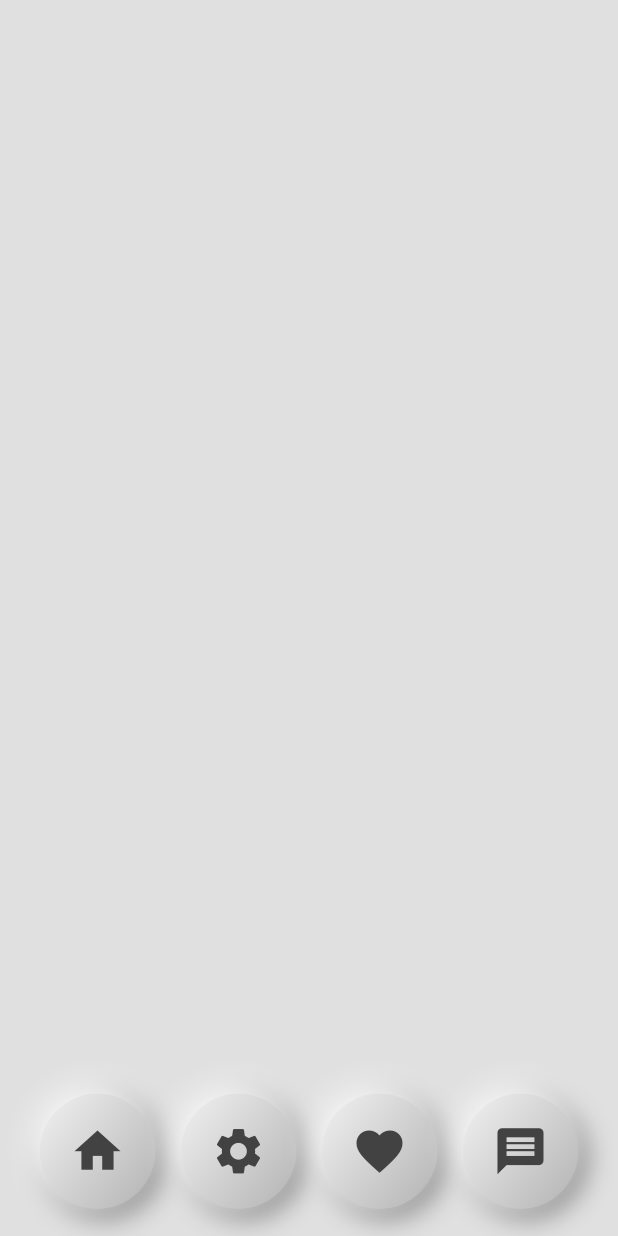
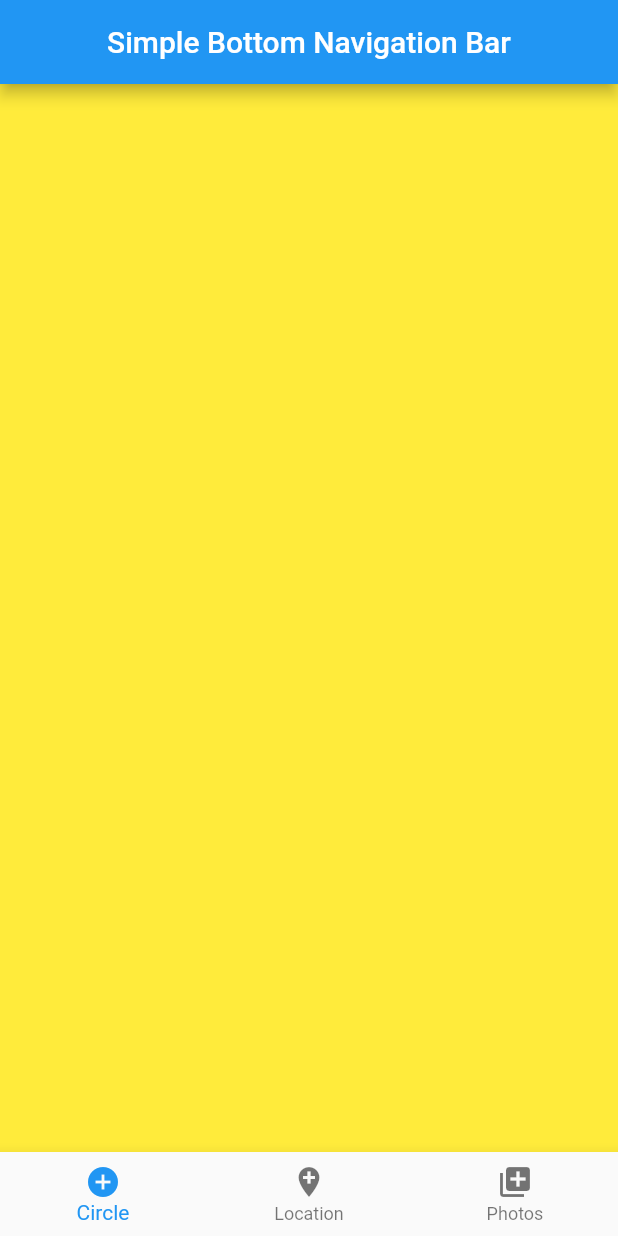
Before and after one commit to SantiagoGonzalezFernandez/Growing-In-Flutter, a Flutter app: the screen it shows after launch, on a phone screen of 412 x 824 dp. Run offline on Flutter 3.47's test engine with Material 2 defaults, Android fonts, the phone set to English and light mode, and no system bars; our stand-ins replace curved_navigation_bar, hidden_drawer_menu; missing offline and left inert: foldable_sidebar, spincircle_bottom_bar, swipedetector.

Commit message:
FINISHED: Simple Bottom Navigation Bar

```diff
--- /dev/null
+++ b/growing_in_flutter/lib/SimpleBottomNavigationBar/info.txt
@@ -0,0 +1,3 @@
+Simple Bottom Navigation Bar
+
+Video: https://www.youtube.com/watch?v=YGlCNPpohz4&ab_channel=ProgrammingwithAnand
--- /dev/null
+++ b/growing_in_flutter/lib/SimpleBottomNavigationBar/simple_bottom_navigation_bar.dart
@@ -0,0 +1,18 @@
+//Imports that are not mine
+import 'package:flutter/material.dart';
+
+//Imports that are mine
+//Pages
+import 'package:growing_in_flutter/SimpleBottomNavigationBar/src/pages/home_page.dart';
+
+class SimpleBottomNavigationBar extends StatelessWidget {
+
+  @override
+  Widget build(BuildContext context) {
+    return MaterialApp(
+      debugShowCheckedModeBanner: false,
+      title: 'Simple Bottom Navigation Bar',
+      home: HomePage(),
+    );
+  }
+}
--- /dev/null
+++ b/growing_in_flutter/lib/SimpleBottomNavigationBar/src/pages/home_page.dart
@@ -0,0 +1,67 @@
+//Imports that are not mine
+import 'package:flutter/material.dart';
+
+//Imports that are mine
+//Pages
+import 'package:growing_in_flutter/SimpleBottomNavigationBar/src/pages/one_page.dart';
+import 'package:growing_in_flutter/SimpleBottomNavigationBar/src/pages/two_page.dart';
+import 'package:growing_in_flutter/SimpleBottomNavigationBar/src/pages/three_page.dart';
+
+class HomePage extends StatefulWidget {
+  @override
+  _HomePageState createState() => _HomePageState();
+}
+
+class _HomePageState extends State<HomePage> {
+
+  int _currentIndex = 0;
+
+  Widget callPage(int currentIndex) {
+    switch (currentIndex) {
+      case 0:
+        return OnePage();
+        break;
+      case 1:
+        return TwoPage();
+        break;
+      case 2:
+        return ThreePage();
+        break;
+      default:
+        return OnePage();
+    }
+  }
+
+  @override
+  Widget build(BuildContext context) {
+    return Scaffold(
+      appBar: AppBar(
+        title: Text('Simple Bottom Navigation Bar'),
+        centerTitle: true,
+      ),
+      body: callPage(_currentIndex),
+      bottomNavigationBar: BottomNavigationBar(
+        items: <BottomNavigationBarItem>[
+          BottomNavigationBarItem(
+            icon: Icon(Icons.add_circle),
+            label: 'Circle'
+          ),
+          BottomNavigationBarItem(
+            icon: Icon(Icons.add_location),
+            label: 'Location'
+          ),
+          BottomNavigationBarItem(
+            icon: Icon(Icons.add_to_photos),
+            label: 'Photos'
+          ),
+        ],
+        currentIndex: _currentIndex,
+        onTap: (index) {
+          setState(() {
+            _currentIndex = index;
+          });
+        },
+      ),
+    );
+  }
+}
--- /dev/null
+++ b/growing_in_flutter/lib/SimpleBottomNavigationBar/src/pages/one_page.dart
@@ -0,0 +1,14 @@
+//Imports that are not mine
+import 'package:flutter/material.dart';
+
+//Imports that are mine
+
+class OnePage extends StatelessWidget {
+
+  @override
+  Widget build(BuildContext context) {
+    return Container(
+      color: Colors.yellow,
+    );
+  }
+}
--- /dev/null
+++ b/growing_in_flutter/lib/SimpleBottomNavigationBar/src/pages/three_page.dart
@@ -0,0 +1,14 @@
+//Imports that are not mine
+import 'package:flutter/material.dart';
+
+//Imports that are mine
+
+class ThreePage extends StatelessWidget {
+
+  @override
+  Widget build(BuildContext context) {
+    return Container(
+      color: Colors.blue,
+    );
+  }
+}
--- /dev/null
+++ b/growing_in_flutter/lib/SimpleBottomNavigationBar/src/pages/two_page.dart
@@ -0,0 +1,14 @@
+//Imports that are not mine
+import 'package:flutter/material.dart';
+
+//Imports that are mine
+
+class TwoPage extends StatelessWidget {
+
+  @override
+  Widget build(BuildContext context) {
+    return Container(
+      color: Colors.green,
+    );
+  }
+}
--- a/growing_in_flutter/lib/main.dart
+++ b/growing_in_flutter/lib/main.dart
@@ -1,17 +1,23 @@
 //Imports that are not mine
 import 'package:flutter/material.dart';
-import 'package:growing_in_flutter/DownloadButton/download_button.dart';
-import 'package:growing_in_flutter/FoldableNavigationSidebar/foldable_navigation_sidebar.dart';
 
 //Imports that are mine
 //Hidden Drawer Menu
 import 'package:growing_in_flutter/HiddenDrawerMenu/hidden_drawer_menu.dart';
-import 'package:growing_in_flutter/NeumorphicButtons/neumorphic_buttons.dart';
-import 'package:growing_in_flutter/SpinCircleBottomNavigationBar/spin_circle_bottom_navigation_bar.dart';
 //Theme Provider
 import 'package:growing_in_flutter/ThemeProvider/theme_provider.dart';
 //Curved Navigation Bar
 import 'package:growing_in_flutter/CurvedNavigationBar/curved_navigation_bar.dart';
+//Download Button
+import 'package:growing_in_flutter/DownloadButton/download_button.dart';
+//Foldable Navigation Sidebar
+import 'package:growing_in_flutter/FoldableNavigationSidebar/foldable_navigation_sidebar.dart';
+//Spin Circle Bottom Navigation Bar
+import 'package:growing_in_flutter/SpinCircleBottomNavigationBar/spin_circle_bottom_navigation_bar.dart';
+//Neumorphic Buttons
+import 'package:growing_in_flutter/NeumorphicButtons/neumorphic_buttons.dart';
+//Simple Bottom Navigation Bar
+import 'package:growing_in_flutter/SimpleBottomNavigationBar/simple_bottom_navigation_bar.dart';
 
 void main() => runApp(MyApp());
 
@@ -22,7 +28,7 @@ class MyApp extends StatefulWidget {
 
 class _MyAppState extends State<MyApp> {
 
-  int numberApp = 6;
+  int numberApp = 7;
   Widget materialApp;
 
   @override
@@ -41,6 +47,8 @@ class _MyAppState extends State<MyApp> {
       materialApp = SpinCircleBottomNavigationBar();
     } else if (numberApp == 6) {
       materialApp = NeumorphicButtons();
+    } else if (numberApp == 7) {
+      materialApp = SimpleBottomNavigationBar();
     } else {
       materialApp = NoAppSelected();
     }
--- a/growing_in_flutter/lib/number_app.txt
+++ b/growing_in_flutter/lib/number_app.txt
@@ -7,3 +7,4 @@ Number App
 4 = Foldable Navigation Sidebar
 5 = Spin Circle Bottom Navigation Bar
 6 = Neumorphic Buttons
+7 = Simple Bottom Navigation Bar
```
